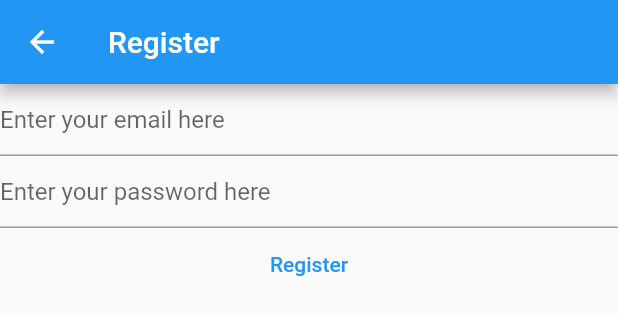
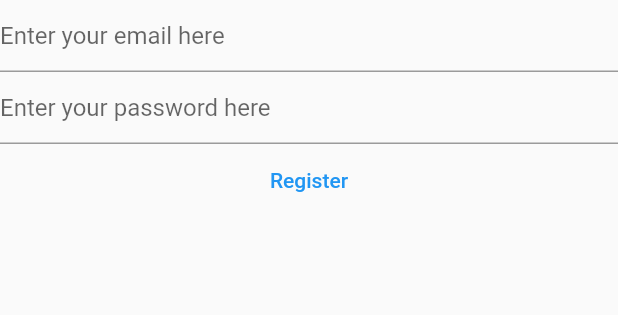
Before and after one commit to Dtsiantaris/mynotesFlutter, a Flutter app: the RegisterView widget shown alone on an empty page, opened directly, on a phone screen of 412 x 824 dp. Shown: the top 315 px of the screen. Run offline on Flutter 3.47's test engine with Material 2 defaults, Android fonts, the phone set to English and light mode, and no system bars; our stand-ins replace firebase_auth, firebase_core; accounts and stored records are empty.

Commit message:
Remove Scaffolds in register/login.VerifyEmail

```diff
--- a/lib/views/register_view.dart
+++ b/lib/views/register_view.dart
@@ -1,7 +1,5 @@
 import 'package:firebase_auth/firebase_auth.dart';
-import 'package:firebase_core/firebase_core.dart';
 import 'package:flutter/material.dart';
-import 'package:mynotes/firebase_options.dart';
 
 class RegisterView extends StatefulWidget {
   const RegisterView({super.key});
@@ -30,15 +28,6 @@ class _RegisterViewState extends State<RegisterView> {
 
   @override
   Widget build(BuildContext context) {
-    return Scaffold(
-      appBar: AppBar(title: const Text('Register')),
-      body: FutureBuilder(
-        future: Firebase.initializeApp(
-          options: DefaultFirebaseOptions.currentPlatform,
-        ),
-        builder: (context, snapshot) {
-          switch (snapshot.connectionState) {
-            case ConnectionState.done:
     return Column(
       children: [
         TextField(
@@ -46,16 +35,15 @@ class _RegisterViewState extends State<RegisterView> {
           enableSuggestions: false,
           autocorrect: false,
           keyboardType: TextInputType.emailAddress,
-                    decoration: const InputDecoration(
-                        hintText: 'Enter your email here'),
+          decoration: const InputDecoration(hintText: 'Enter your email here'),
         ),
         TextField(
           controller: _password,
           obscureText: true,
           enableSuggestions: false,
           autocorrect: false,
-                    decoration: const InputDecoration(
-                        hintText: 'Enter your password here'),
+          decoration:
+              const InputDecoration(hintText: 'Enter your password here'),
         ),
         TextButton(
           onPressed: () async {
@@ -81,11 +69,5 @@ class _RegisterViewState extends State<RegisterView> {
         ),
       ],
     );
-            default:
-              return const Text('Loading...');
-          }
-        },
-      ),
-    );
   }
 }
```
Also changed, not shown: lib/main.dart (+29 -7 lines), lib/views/login_view.dart (+4 -23 lines). Lines whose indentation alone changed are shown as unchanged.
